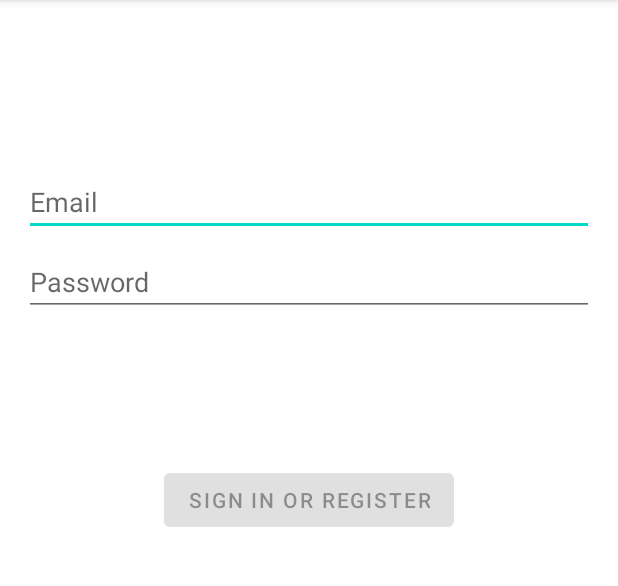
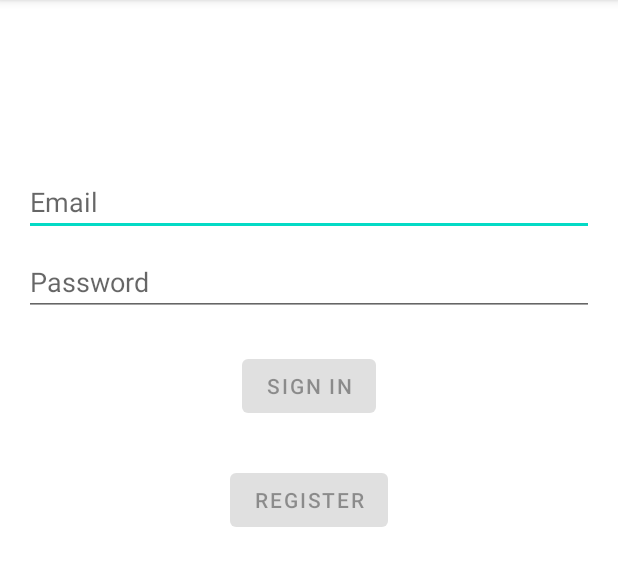
Before and after one commit to Luk33374/LocalMessageAndroidApp, an Android app: the screen it shows after launch (LoginActivity), on a phone screen of 412 x 824 dp, the part 84-670 px from its top. Run offline under Robolectric (Android 15) with nearby library versions, the phone set to English and light mode, and no system bars.

Commit message:
added registry new user

```diff
--- a/app/src/main/java/com/local/localmessages/ui/login/LoginViewModel.java
+++ b/app/src/main/java/com/local/localmessages/ui/login/LoginViewModel.java
@@ -43,6 +43,10 @@ public class LoginViewModel extends ViewModel {
         }
     }
 
+    public String registry(String username, String password) {
+        return loginRepository.registry(username,password);
+    }
+
     public void loginDataChanged(String username, String password) {
         if (!isUserNameValid(username)) {
             loginFormState.setValue(new LoginFormState(R.string.invalid_username, null));
--- a/app/src/main/res/layout/activity_login.xml
+++ b/app/src/main/res/layout/activity_login.xml
@@ -43,10 +43,9 @@
         android:layout_height="wrap_content"
         android:layout_gravity="start"
         android:layout_marginTop="16dp"
-        android:layout_marginBottom="64dp"
         android:enabled="false"
-        android:text="@string/action_sign_in"
-        app:layout_constraintBottom_toBottomOf="parent"
+        android:text="@string/action_sign_in_short"
+        app:layout_constraintBottom_toTopOf="@+id/registry"
         app:layout_constraintEnd_toEndOf="parent"
         app:layout_constraintStart_toStartOf="parent"
         app:layout_constraintTop_toBottomOf="@+id/password"
@@ -66,4 +65,16 @@
         app:layout_constraintTop_toTopOf="parent"
         app:layout_constraintVertical_bias="0.3" />
 
+    <Button
+        android:id="@+id/registry"
+        android:layout_width="wrap_content"
+        android:layout_height="wrap_content"
+        android:text="Register"
+        android:enabled="false"
+        app:layout_constraintBottom_toBottomOf="parent"
+        app:layout_constraintEnd_toEndOf="parent"
+        app:layout_constraintStart_toStartOf="parent"
+        app:layout_constraintTop_toBottomOf="@+id/password"
+        app:layout_constraintVertical_bias="0.2"/>
+
 </androidx.constraintlayout.widget.ConstraintLayout>
```
Also changed, not shown: app/src/main/java/com/local/localmessages/data/LoginRepository.java (+58 -0 lines), app/src/main/java/com/local/localmessages/ui/login/LoginActivity.java (+15 -0 lines).
